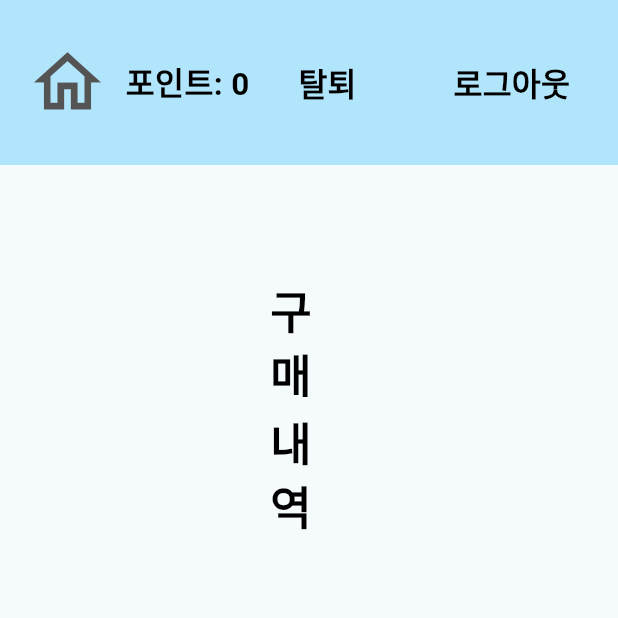
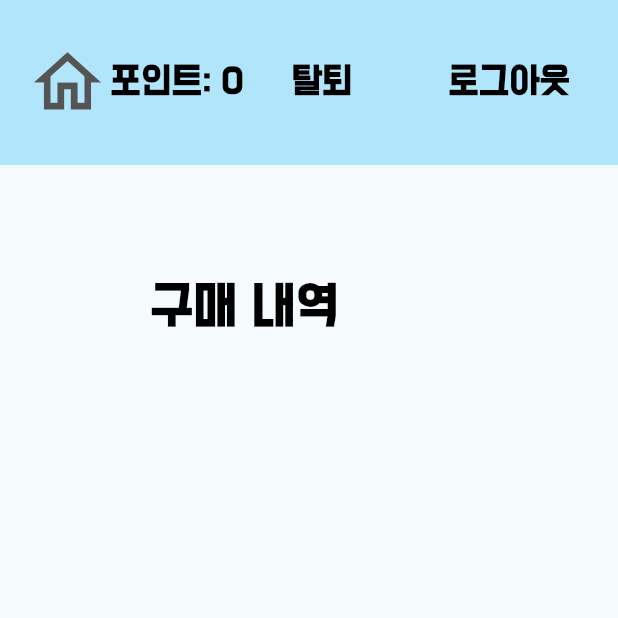
Before and after one commit to brendanHwang/software_engineering, a Flutter app: the screen it shows once a user with an empty profile is signed in, after a tap on "마이페이지", on a phone screen of 412 x 824 dp, the top half of it. Run offline on Flutter 3.47's test engine with Material 2 defaults, Android fonts, the phone set to English and light mode, and no system bars; our stand-ins replace cloud_firestore, dotted_border, file_picker, firebase_auth, firebase_core, firebase_storage and 2 more; missing offline and left inert: dart:html, flutter_dropzone; accounts and stored records are empty; network calls fail; statements that could not run were skipped.

Commit message:
font 수정

```diff
--- a/lib/constants/AppPadding.dart
+++ b/lib/constants/AppPadding.dart
@@ -1,7 +1,7 @@
 import 'package:flutter/material.dart';
 
 class AppPadding{
-  static const double horizontalPadding = 180.0;
+  static const double horizontalPadding = 100.0;
   static const double topPadding = 15.0;
   static const homIconPadding = EdgeInsets.only(
     left:15,
--- a/lib/main.dart
+++ b/lib/main.dart
@@ -34,8 +34,10 @@ class MyApp extends StatelessWidget {
 
     return GetMaterialApp(
       debugShowCheckedModeBanner: false,
+
       title: 'software engineering',
       theme: ThemeData(
+        fontFamily: 'BMDOHYEON',//폰트적
         colorScheme:
             ColorScheme.fromSeed(seedColor: const Color(AppColor.mainColor)),
         useMaterial3: true,
--- a/lib/screens/ContentsInfoScreen.dart
+++ b/lib/screens/ContentsInfoScreen.dart
@@ -60,7 +60,9 @@ class ContentsInfoScreen extends StatelessWidget {
                       normal: content.getReviewString(AppString.normal),
                       dislike: content.getReviewString(AppString.dislike)),
                   // 자료 구매 버튼
-                  const PayButton()
+                  PayButton(
+                    docPath: content.docPath,
+                  )
                 ],
               ),
             ],
@@ -85,7 +87,7 @@ class ContentsInfoScreen extends StatelessWidget {
               child: Padding(
                 padding: const EdgeInsets.all(30.0),
                 child: Text(
-                  "${content.fileDescription!}",
+                  content.fileDescription!,
                   style: const TextStyle(
                       fontSize: 20.0,
                       fontWeight: FontWeight.w400,
--- a/lib/screens/auth/LoginScreen.dart
+++ b/lib/screens/auth/LoginScreen.dart
@@ -39,6 +39,7 @@ class LoginScreen extends StatelessWidget {
                       onChanged: (value) => loginController.user.value.password = value,
                       controller: passwordController,
                       obscureText: true,
+                      obscuringCharacter: '*',
                       decoration: const InputDecoration(labelText: "비밀번호"),
                     ),
                     const SizedBox(height: 20),
--- a/lib/screens/auth/SignupScreen.dart
+++ b/lib/screens/auth/SignupScreen.dart
@@ -49,13 +49,16 @@ class SignupScreen extends StatelessWidget {
                       controller: passwordController,
                       onChanged: (value) => signupController.user.value.password = value,
                       obscureText: true,
+                      obscuringCharacter: '*',
                       decoration: const InputDecoration(labelText: "비밀번호"),
+
                     ),
                     const SizedBox(height: 20),
                     TextField(
                       controller: passwordApproveController,
                       onChanged: (value) => signupController.user.value.password = value,
                       obscureText: true,
+                      obscuringCharacter: '*',
                       decoration: const InputDecoration(labelText: "비밀번호 확인"),
                     ),
                     const SizedBox(height: 20),
--- a/lib/widgets/DownloadButton.dart
+++ b/lib/widgets/DownloadButton.dart
@@ -1,10 +1,8 @@
 import 'dart:html';
-import 'dart:io';
 
 import 'package:cloud_firestore/cloud_firestore.dart';
 import 'package:firebase_storage/firebase_storage.dart';
 import 'package:flutter/material.dart';
-import 'package:path_provider/path_provider.dart';
 
 class DownloadButton extends StatelessWidget {
   final String? docPath;
--- a/lib/widgets/PayButton.dart
+++ b/lib/widgets/PayButton.dart
@@ -5,7 +5,7 @@ import 'package:get/get.dart';
 import 'package:software_engineering/models/UserModel.dart';
 
 class PayButton extends StatelessWidget {
-  const PayButton({Key? key, this.docPath}) : super(key: key);
+  const PayButton({Key? key, required this.docPath}) : super(key: key);
 
   final docPath;
   @override
--- a/lib/widgets/Screen/CustomAppBar.dart
+++ b/lib/widgets/Screen/CustomAppBar.dart
@@ -60,7 +60,8 @@ class CustomAppBar extends StatelessWidget implements PreferredSizeWidget {
           if (snapshot.connectionState == ConnectionState.waiting) {
             return const CircularProgressIndicator();
           } else if (snapshot.hasError) {
-            return Text('Error: ${snapshot.error}');
+            return Text('Error: ${snapshot.error}',
+            );
           } else {
             return _buildAppBarAction(
               text: '포인트: ${snapshot.data}',
@@ -120,6 +121,7 @@ class CustomAppBar extends StatelessWidget implements PreferredSizeWidget {
             fontSize: 21,
             fontWeight: FontWeight.bold,
             color: Colors.black,
+
           ),
         ),
       ),
--- a/pubspec.yaml
+++ b/pubspec.yaml
@@ -88,7 +88,7 @@ flutter:
   # list giving the asset and other descriptors for the font. For
   # example:
   fonts:
-    - family: BMDOHYEN
+    - family: BMDOHYEON
       fonts:
         - asset: assets/fonts/BMDOHYEON.otf
 
```
Also changed, not shown: lib/widgets/AppText.dart (added), 1 other file.
